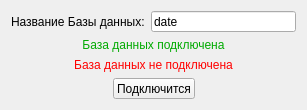
Before: the Qt Designer form src/Application/GUI/UI/dataaccessobjectwindow.ui in Nisitka/air-trail-generator, drawn with Qt 5.
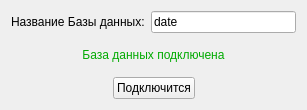
After: the same form once the commit is applied.

The edit to the form file:
```diff
--- a/src/Application/GUI/UI/dataaccessobjectwindow.ui
+++ b/src/Application/GUI/UI/dataaccessobjectwindow.ui
@@ -57,19 +57,6 @@
      </property>
     </widget>
    </item>
-   <item>
-    <widget class="QLabel" name="errorLabel">
-     <property name="styleSheet">
-      <string notr="true">color: rgb(255, 0, 0);</string>
-     </property>
-     <property name="text">
-      <string>База данных не подключена</string>
-     </property>
-     <property name="alignment">
-      <set>Qt::AlignCenter</set>
-     </property>
-    </widget>
-   </item>
    <item>
     <layout class="QHBoxLayout" name="horizontalLayout_2">
      <item>
```
